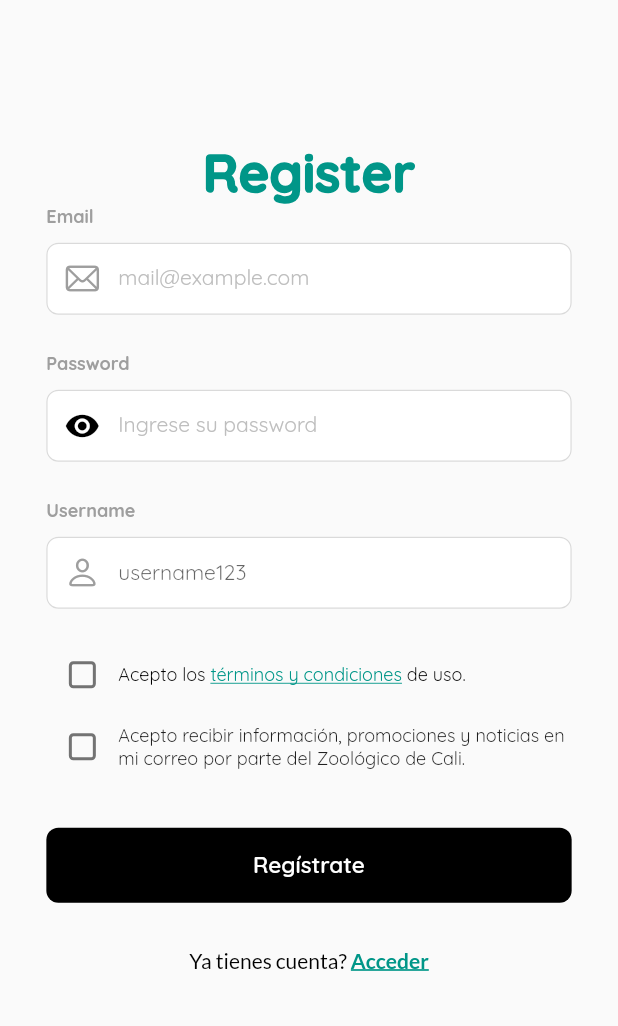
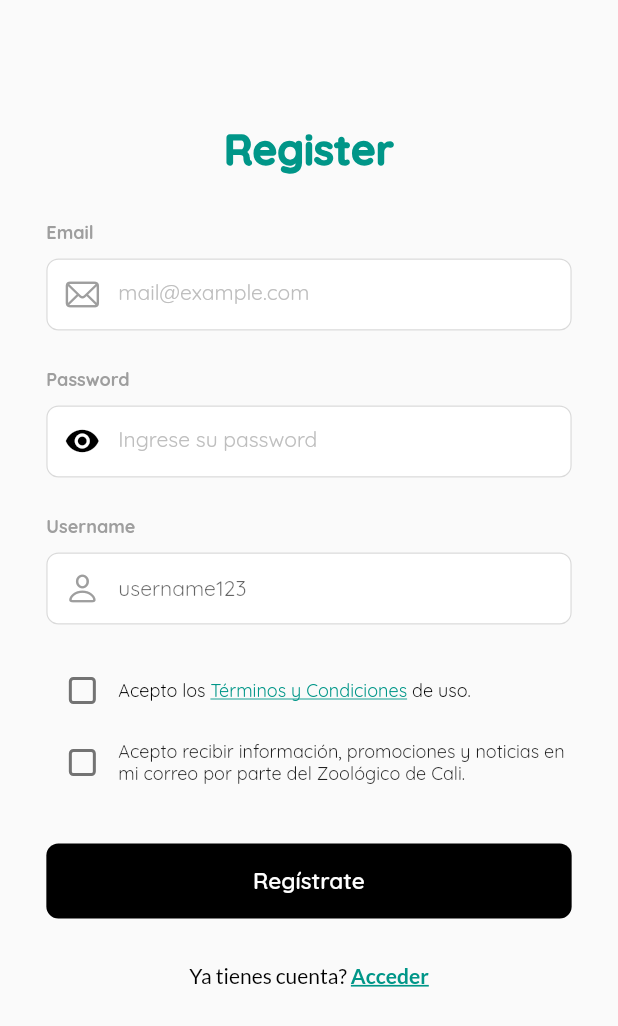
Before and after one commit to Christgrant98/ai-fish-aquarium, a Flutter app: the RegistroPage screen opened by its route, on a phone screen of 412 x 824 dp. Shown: the top 1026 px of the screen. Run offline on Flutter 3.47's test engine with Material 2 defaults, Android fonts, the phone set to English and light mode, and no system bars; our stand-ins replace blurrycontainer, camera, carousel_slider, go_router, google_fonts, google_nav_bar and 3 more; missing offline and left inert: google_mlkit_image_labeling, langchain, langchain_openai; accounts and stored records are empty.

Commit message:
adjusting visual

```diff
--- a/lib/src/pages/registro_page.dart
+++ b/lib/src/pages/registro_page.dart
@@ -21,12 +21,8 @@ class RegistroPage extends StatelessWidget {
             child: Column(
               mainAxisAlignment: MainAxisAlignment.center,
               children: [
-                const TextView(
-                  text: "Register",
-                  fontSize: 35,
-                  color: Colors.teal,
-                  fontWeight: FontWeight.w900,
-                ),
+                _buildTitle('Register'),
+                const SizedBox(height: 30),
                 const RegistrationForm(),
                 const SizedBox(height: 30),
                 _buildAskForLogin(context)
@@ -36,6 +32,15 @@ class RegistroPage extends StatelessWidget {
         ),
       ),
     ));
+  }
+
+  Widget _buildTitle(String text) {
+    return TextView(
+      text: text,
+      fontSize: 28,
+      color: Colors.teal,
+      fontWeight: FontWeight.w900,
+    );
   }
 
   Widget _buildAskForLogin(BuildContext context) {
--- a/lib/src/utils/forms/registration_form.dart
+++ b/lib/src/utils/forms/registration_form.dart
@@ -53,7 +53,7 @@ class _RegistrationFormState extends State<RegistrationForm> {
                   ),
                   children: [
                     TextSpan(
-                      text: 'términos y condiciones',
+                      text: 'Términos y Condiciones',
                       style: GoogleFonts.quicksand(
                         color: Colors.teal,
                         decoration: TextDecoration.underline,
```
Also changed, not shown: lib/src/pages/login_page.dart (+10 -6 lines).
